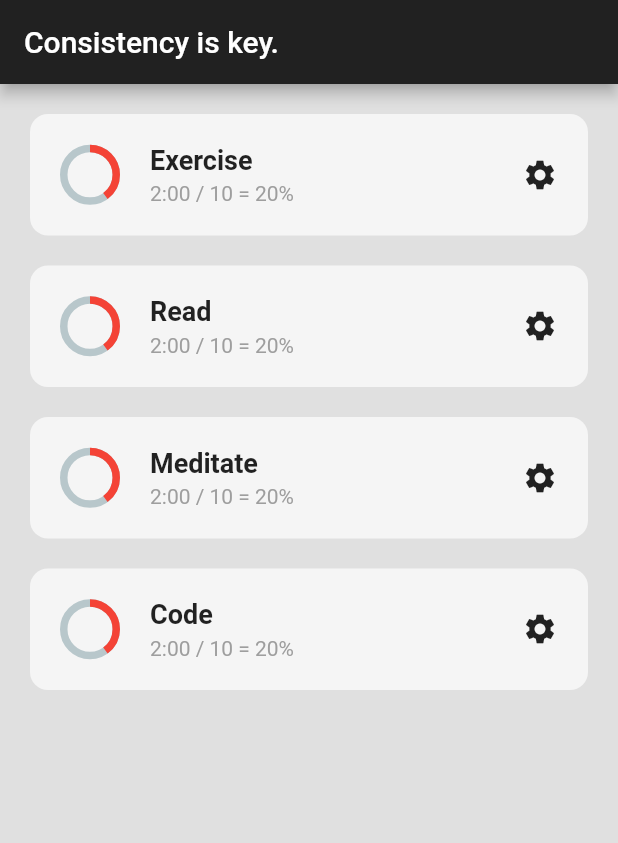
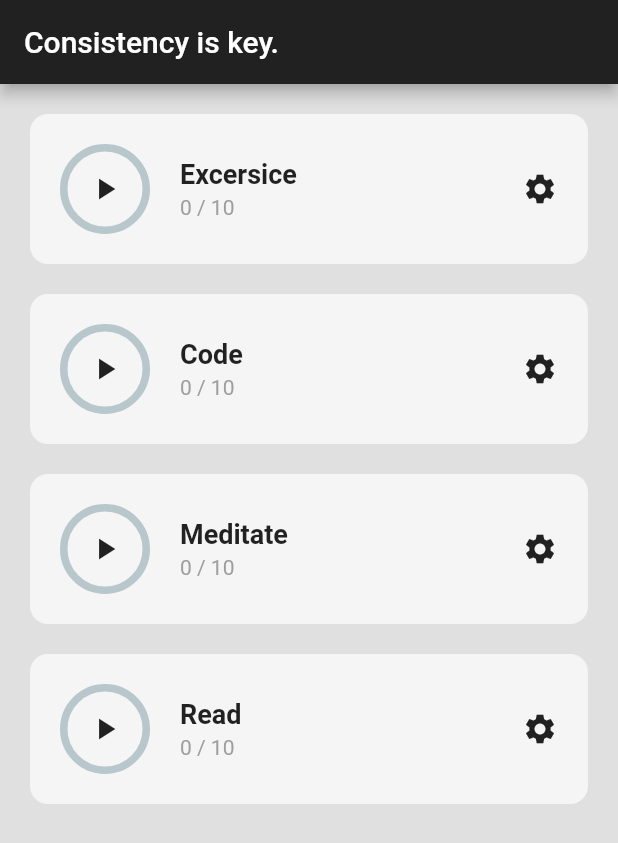
Before and after one commit to Arora-Yash-coder/habit_tracker, a Flutter app: the screen it shows after launch, on a phone screen of 412 x 824 dp. Shown: the top 843 px of the screen. Run offline on Flutter 3.47's test engine with Material 2 defaults, Android fonts, the phone set to English and light mode, and no system bars; drawn by our look-alikes of percent_indicator.

Commit message:
Made a dynamic habit list

```diff
--- a/lib/home_page.dart
+++ b/lib/home_page.dart
@@ -9,6 +9,18 @@ class HomePage extends StatefulWidget {
 }
 
 class _HomePageState extends State<HomePage> {
+  // Habit List
+  List habitList = [
+    ['Excersice', false, 0, 10],
+    ['Code', false, 0, 10],
+    ['Meditate', false, 0, 10],
+    ['Read', false, 0, 10],
+  ];
+
+  void habitStarted(int index) {}
+
+  void settingsOpened(int index) {}
+
   @override
   Widget build(BuildContext context) {
     return Scaffold(
@@ -18,22 +30,18 @@ class _HomePageState extends State<HomePage> {
           backgroundColor: Colors.grey[900],
           centerTitle: false,
         ),
-      body: Column(
-        children: const [
-          Tile(
-            habitName: 'Exercise',
-          ),
-          Tile(
-            habitName: 'Read',
-          ),
-          Tile(
-            habitName: 'Meditate',
-          ),
-          Tile(
-            habitName: 'Code',
-          ),
-        ],
-      ),
+        body: ListView.builder(
+          itemCount: habitList.length,
+          itemBuilder: (context, index) {
+            return Tile(
+              habitName: habitList[index][0],
+              habitStarted: habitList[index][1],
+              onTap: () => habitStarted(index),
+              settingsTap: () => settingsOpened(index),
+              timeSpent: habitList[index][2],
+              timeGoal: habitList[index][3],
             );
+          },
+        ));
   }
 }
--- a/lib/utils/tile.dart
+++ b/lib/utils/tile.dart
@@ -3,7 +3,21 @@ import 'package:percent_indicator/circular_percent_indicator.dart';
 
 class Tile extends StatelessWidget {
   final String habitName;
-  const Tile({Key? key, required this.habitName}) : super(key: key);
+  final VoidCallback onTap;
+  final VoidCallback settingsTap;
+  final int timeSpent;
+  final int timeGoal;
+  final bool habitStarted;
+
+  const Tile({
+    Key? key,
+    required this.habitName,
+    required this.onTap,
+    required this.settingsTap,
+    required this.timeSpent,
+    required this.timeGoal,
+    required this.habitStarted,
+  }) : super(key: key);
 
   @override
   Widget build(BuildContext context) {
@@ -24,9 +38,25 @@ class Tile extends StatelessWidget {
           children: [
             Row(
               children: [
-                CircularPercentIndicator(
-                  radius: 40,
-                  percent: .4,
+                GestureDetector(
+                  onTap: onTap,
+                  child: SizedBox(
+                    height: 60,
+                    width: 60,
+                    child: Stack(
+                      children: [
+                        CircularPercentIndicator(
+                          radius: 60,
+                          percent: .0,
+                        ),
+                        Center(
+                          child: Icon(
+                            habitStarted ? Icons.pause : Icons.play_arrow,
+                          ),
+                        )
+                      ],
+                    ),
+                  ),
                 ),
                 const SizedBox(
                   width: 20,
@@ -44,9 +74,9 @@ class Tile extends StatelessWidget {
                     const SizedBox(
                       height: 4,
                     ),
-                    const Text(
-                      '2:00 / 10 = 20%',
-                      style: TextStyle(
+                    Text(
+                      '$timeSpent / $timeGoal',
+                      style: const TextStyle(
                         color: Colors.grey,
                       ),
                     ),
@@ -54,7 +84,10 @@ class Tile extends StatelessWidget {
                 ),
               ],
             ),
-            const Icon(Icons.settings),
+            GestureDetector(
+              onTap: settingsTap,
+              child: const Icon(Icons.settings),
+            ),
           ],
         ),
       ),
```
Also changed, not shown: pubspec.lock, 2 other files. Lines whose indentation alone changed are shown as unchanged.
